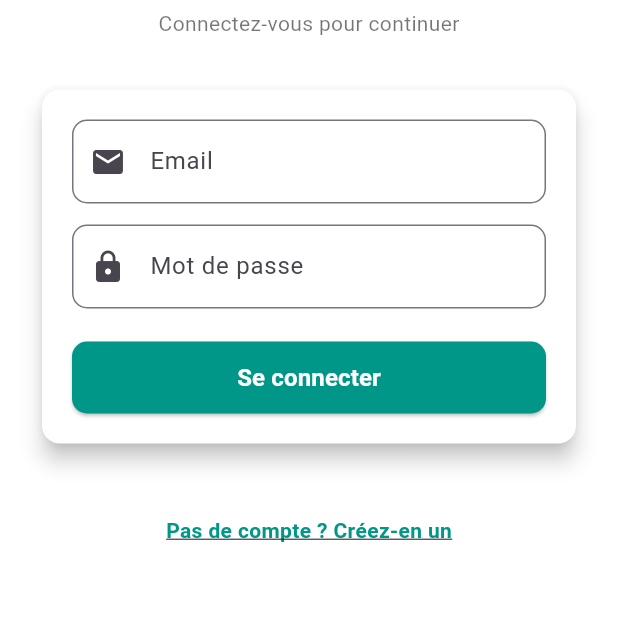
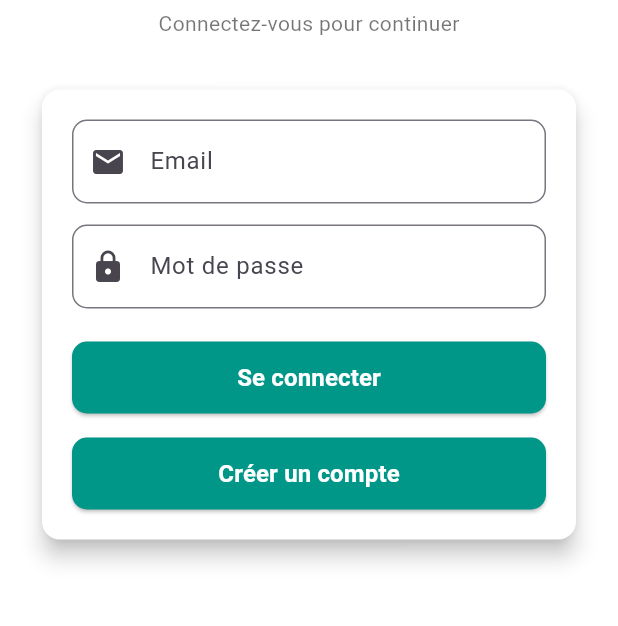
Before and after one commit to jnthnkabongo/Mon-portefeuille-, a Flutter app: the screen it shows after launch, after a tap on "Passer", on a phone screen of 412 x 824 dp, the part 491-1117 px from its top. Run offline on Flutter 3.47's test engine with Material 3 defaults, Android fonts, the phone set to English and light mode, and no system bars; our stand-ins replace fl_chart, image_picker, local_auth, shared_preferences, sqflite; accounts and stored records are empty.

Commit message:
modification du bouton d'enregistrement

```diff
--- a/portefeuille/lib/pages/auth.dart
+++ b/portefeuille/lib/pages/auth.dart
@@ -220,6 +220,33 @@ class _LoginPageState extends State<LoginPage> {
                                 ),
                         ),
                       ),
+                      const SizedBox(height: 16),
+                      SizedBox(
+                        width: double.infinity,
+                        height: 48,
+                        child: ElevatedButton(
+                          style: ElevatedButton.styleFrom(
+                            backgroundColor: Colors.teal,
+                            shape: RoundedRectangleBorder(
+                              borderRadius: BorderRadius.circular(10),
+                            ),
+                          ),
+                          onPressed: () => Navigator.push(
+                            context,
+                            MaterialPageRoute(
+                              builder: (_) => const SignupPage(),
+                            ),
+                          ),
+                          child: const Text(
+                            "Créer un compte",
+                            style: TextStyle(
+                              fontSize: 16,
+                              fontWeight: FontWeight.bold,
+                              color: Colors.white,
+                            ),
+                          ),
+                        ),
+                      ),
                     ],
                   ),
                 ),
@@ -250,26 +277,6 @@ class _LoginPageState extends State<LoginPage> {
                     ),
                   ],
                 ),
-
-              const SizedBox(height: 20),
-
-              // Lien vers Signup
-              GestureDetector(
-                onTap: () {
-                  Navigator.push(
-                    context,
-                    MaterialPageRoute(builder: (_) => const SignupPage()),
-                  );
-                },
-                child: const Text(
-                  "Pas de compte ? Créez-en un",
-                  style: TextStyle(
-                    color: Colors.teal,
-                    fontWeight: FontWeight.bold,
-                    decoration: TextDecoration.underline,
-                  ),
-                ),
-              ),
             ],
           ),
         ),
```
